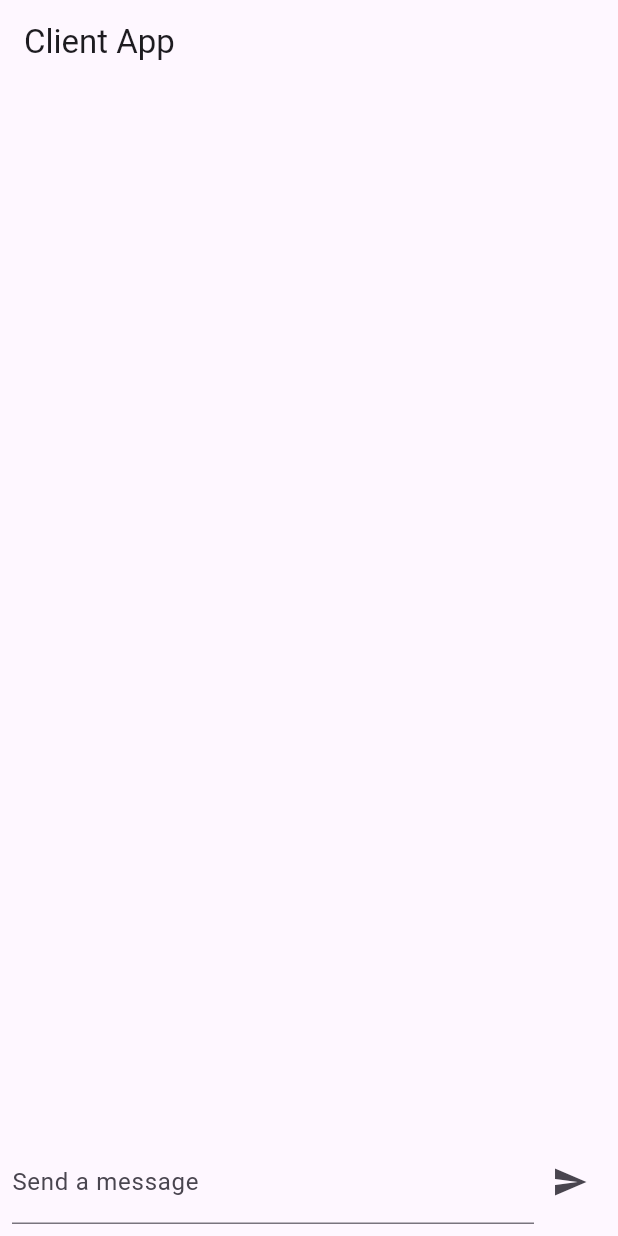
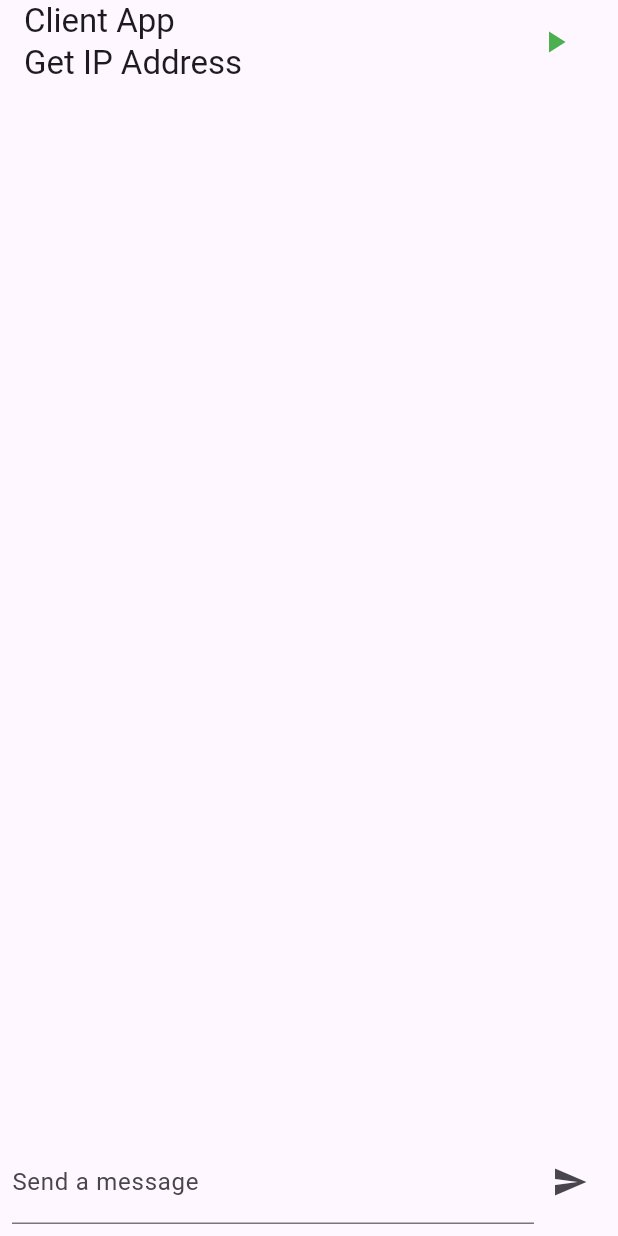
Before and after one commit to MyoMin-Latt/chitchatclient, a Flutter app: the screen it shows after launch, on a phone screen of 412 x 824 dp. Run offline on Flutter 3.47's test engine with Material 3 defaults, Android fonts, the phone set to English and light mode, and no system bars; missing offline and left inert: network_info_plus, ping_discover_network_forked.

Commit message:
search server ip address

```diff
--- a/lib/main.dart
+++ b/lib/main.dart
@@ -1,5 +1,7 @@
 import 'dart:io';
 import 'package:flutter/material.dart';
+import 'package:network_info_plus/network_info_plus.dart';
+import 'package:ping_discover_network_forked/ping_discover_network_forked.dart';
 
 void main() {
   runApp(const ClientApp());
@@ -31,15 +33,47 @@ class ClientScreenState extends State<ClientScreen> {
   final TextEditingController _controller = TextEditingController();
   late Socket _socket;
   List<String> _messages = [];
+  final info = NetworkInfo();
+  String? wifiIP;
+  bool isConnectToServer = false;
 
   @override
   void initState() {
     super.initState();
-    _connectToServer();
+    // _connectToServer();
   }
 
-  void _connectToServer() async {
-    _socket = await Socket.connect('192.168.100.9', 4040);
+  getWifiInfo() async {
+    wifiIP = await info.getWifiIP();
+    // print('Found wifiIP: ${wifiIP}');
+    if (wifiIP != null) {
+      final subnet = wifiIP!.substring(0, wifiIP!.lastIndexOf("."));
+      // print('Found subnet: ${subnet}');
+      final stream = NetworkAnalyzer.discover2(subnet, 4040);
+      stream.listen((NetworkAddress addr) {
+        if (addr.exists) {
+          print('exist');
+          // print('Found device: ${addr.ip}');
+          isConnectToServer = true;
+          setState(() {});
+          _connectToServer(addr.ip, 4040);
+        }
+        // else {
+        //   if (isConnectToServer) {
+        //     isConnectToServer = false;
+        //   }
+        //   // print('not exist');
+        //   // isConnectToServer = false;
+        //   // setState(() {});
+        // }
+      });
+    }
+    print('isConnectToServer => $isConnectToServer');
+    setState(() {});
+  }
+
+  void _connectToServer(String ipaddress, int port) async {
+    _socket = await Socket.connect(ipaddress, port);
     print('Running at : ${_socket.address.address}, Port : ${_socket.port}');
     // port is different
     // Running at : 192.168.100.9, Port : 38600
@@ -47,6 +81,13 @@ class ClientScreenState extends State<ClientScreen> {
       setState(() {
         _messages.add(String.fromCharCodes(data).trim());
       });
+    });
+  }
+
+  void _disConnectToServer() async {
+    _socket.close();
+    setState(() {
+      isConnectToServer = false;
     });
   }
 
@@ -68,7 +109,28 @@ class ClientScreenState extends State<ClientScreen> {
   Widget build(BuildContext context) {
     return Scaffold(
       appBar: AppBar(
-        title: const Text('Client App'),
+        title: Column(
+          crossAxisAlignment: CrossAxisAlignment.start,
+          children: [
+            const Text('Client App'),
+            Text(wifiIP ?? "Get IP Address"),
+          ],
+        ),
+        centerTitle: false,
+        actions: [
+          IconButton(
+              onPressed: isConnectToServer ? _disConnectToServer : getWifiInfo,
+              icon: isConnectToServer
+                  ? const Icon(
+                      Icons.stop,
+                      color: Colors.red,
+                    )
+                  : const Icon(
+                      Icons.play_arrow,
+                      color: Colors.green,
+                    )),
+          const SizedBox(width: 18),
+        ],
       ),
       body: Column(
         children: [
--- a/pubspec.yaml
+++ b/pubspec.yaml
@@ -35,6 +35,8 @@ dependencies:
   # The following adds the Cupertino Icons font to your application.
   # Use with the CupertinoIcons class for iOS style icons.
   cupertino_icons: ^1.0.6
+  network_info_plus: ^5.0.3
+  ping_discover_network_forked: ^0.0.1
 
 dev_dependencies:
   flutter_test:
```
Also changed, not shown: pubspec.lock, 7 other files.
